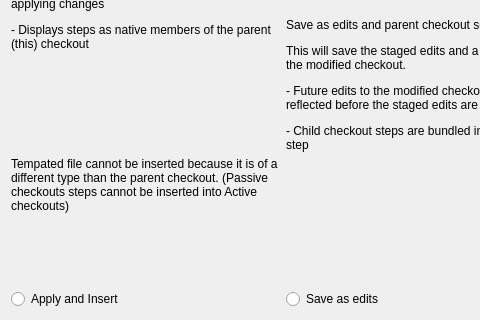
First picture: the form in atef/ui/apply_option_wizard_page.ui, repository pcdshub/atef, before the edit; both pictures show x 0 to 480 and y 124 to 444 of the 565 by 444 pixel window.
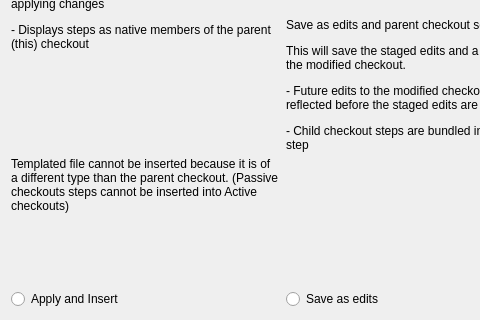
Second picture: the form after the edit.

Commit message: MNT: fix various typos

Patch:
```diff
--- a/atef/ui/apply_option_wizard_page.ui
+++ b/atef/ui/apply_option_wizard_page.ui
@@ -43,7 +43,7 @@
        <item>
         <widget class="QLabel" name="cannot_insert_label">
          <property name="text">
-          <string>&lt;html&gt;&lt;head/&gt;&lt;body&gt;&lt;p&gt;Tempated file cannot be inserted because it is of a different type than the parent checkout. (Passive checkouts steps cannot be inserted into Active checkouts)&lt;/p&gt;&lt;/body&gt;&lt;/html&gt;</string>
+          <string>&lt;html&gt;&lt;head/&gt;&lt;body&gt;&lt;p&gt;Templated file cannot be inserted because it is of a different type than the parent checkout. (Passive checkouts steps cannot be inserted into Active checkouts)&lt;/p&gt;&lt;/body&gt;&lt;/html&gt;</string>
          </property>
          <property name="wordWrap">
           <bool>true</bool>
```
The commit also changes 2 other files.
